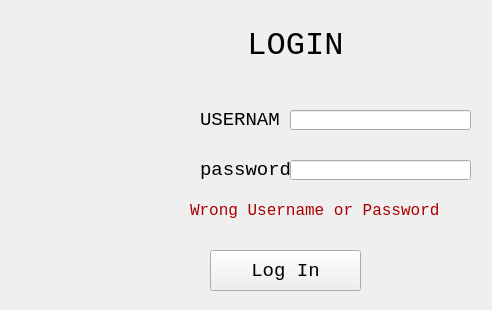
First picture: the form in src/UI/login.ui, repository nagy-nabil/pass-savior, before the edit.
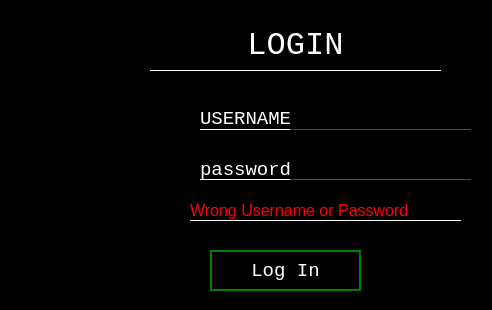
Second picture: the form after the edit. Icons and pictures are not drawn.

```diff
--- a/src/UI/login.ui
+++ b/src/UI/login.ui
@@ -44,6 +44,18 @@
    <iconset>
     <normaloff>../icons/locked.ico</normaloff>../icons/locked.ico</iconset>
   </property>
+  <property name="styleSheet">
+   <string notr="true">* {
+	background-color:black;
+	color:white;
+}
+QLabel {
+	border-bottom: 1px solid white;
+}
+QLineEdit {
+	border-bottom: 1px solid red;
+}</string>
+  </property>
   <widget class="QLabel" name="logo">
    <property name="geometry">
     <rect>
@@ -65,6 +77,11 @@
      <height>100</height>
     </size>
    </property>
+   <property name="styleSheet">
+    <string notr="true">#logo {
+	border :None;
+}</string>
+   </property>
    <property name="text">
     <string/>
    </property>
@@ -102,8 +119,8 @@
     <rect>
      <x>200</x>
      <y>110</y>
-     <width>81</width>
-     <height>21</height>
+     <width>91</width>
+     <height>20</height>
     </rect>
    </property>
    <property name="font">
@@ -128,19 +145,34 @@
      <height>20</height>
     </rect>
    </property>
+   <property name="font">
+    <font>
+     <family>Consolas</family>
+     <pointsize>14</pointsize>
+    </font>
+   </property>
    <property name="focusPolicy">
     <enum>Qt::StrongFocus</enum>
    </property>
+   <property name="frame">
+    <bool>false</bool>
+   </property>
   </widget>
   <widget class="QLabel" name="label_3">
    <property name="geometry">
     <rect>
      <x>200</x>
      <y>160</y>
-     <width>101</width>
+     <width>91</width>
      <height>20</height>
     </rect>
    </property>
+   <property name="font">
+    <font>
+     <family>Consolas</family>
+     <pointsize>14</pointsize>
+    </font>
+   </property>
    <property name="text">
     <string>password</string>
    </property>
@@ -154,6 +186,15 @@
      <height>20</height>
     </rect>
    </property>
+   <property name="font">
+    <font>
+     <family>Consolas</family>
+     <pointsize>14</pointsize>
+    </font>
+   </property>
+   <property name="frame">
+    <bool>false</bool>
+   </property>
    <property name="echoMode">
     <enum>QLineEdit::Password</enum>
    </property>
@@ -170,15 +211,41 @@
      <height>41</height>
     </rect>
    </property>
+   <property name="font">
+    <font>
+     <family>Consolas</family>
+     <pointsize>14</pointsize>
+    </font>
+   </property>
    <property name="cursor">
     <cursorShape>PointingHandCursor</cursorShape>
    </property>
+   <property name="styleSheet">
+    <string notr="true">QPushButton#logBtn {
+	border: 2px solid green;
+}
+QPushButton#logBtn:hover {
+	background-color:green;
+}</string>
+   </property>
    <property name="text">
     <string>Log In</string>
    </property>
    <property name="shortcut">
     <string>Return</string>
    </property>
+   <property name="checkable">
+    <bool>true</bool>
+   </property>
+   <property name="autoDefault">
+    <bool>false</bool>
+   </property>
+   <property name="default">
+    <bool>false</bool>
+   </property>
+   <property name="flat">
+    <bool>false</bool>
+   </property>
   </widget>
   <widget class="QLabel" name="baddata">
    <property name="geometry">
@@ -195,7 +262,16 @@
       <colorrole role="WindowText">
        <brush brushstyle="SolidPattern">
         <color alpha="255">
-         <red>170</red>
+         <red>255</red>
+         <green>0</green>
+         <blue>0</blue>
+        </color>
+       </brush>
+      </colorrole>
+      <colorrole role="Button">
+       <brush brushstyle="SolidPattern">
+        <color alpha="255">
+         <red>0</red>
          <green>0</green>
          <blue>0</blue>
         </color>
@@ -204,7 +280,34 @@
       <colorrole role="Text">
        <brush brushstyle="SolidPattern">
         <color alpha="255">
-         <red>170</red>
+         <red>255</red>
+         <green>0</green>
+         <blue>0</blue>
+        </color>
+       </brush>
+      </colorrole>
+      <colorrole role="ButtonText">
+       <brush brushstyle="SolidPattern">
+        <color alpha="255">
+         <red>255</red>
+         <green>0</green>
+         <blue>0</blue>
+        </color>
+       </brush>
+      </colorrole>
+      <colorrole role="Base">
+       <brush brushstyle="SolidPattern">
+        <color alpha="255">
+         <red>0</red>
+         <green>0</green>
+         <blue>0</blue>
+        </color>
+       </brush>
+      </colorrole>
+      <colorrole role="Window">
+       <brush brushstyle="SolidPattern">
+        <color alpha="255">
+         <red>0</red>
          <green>0</green>
          <blue>0</blue>
         </color>
@@ -224,7 +327,16 @@
       <colorrole role="WindowText">
        <brush brushstyle="SolidPattern">
         <color alpha="255">
-         <red>170</red>
+         <red>255</red>
+         <green>0</green>
+         <blue>0</blue>
+        </color>
+       </brush>
+      </colorrole>
+      <colorrole role="Button">
+       <brush brushstyle="SolidPattern">
+        <color alpha="255">
+         <red>0</red>
          <green>0</green>
          <blue>0</blue>
         </color>
@@ -233,7 +345,34 @@
       <colorrole role="Text">
        <brush brushstyle="SolidPattern">
         <color alpha="255">
-         <red>170</red>
+         <red>255</red>
+         <green>0</green>
+         <blue>0</blue>
+        </color>
+       </brush>
+      </colorrole>
+      <colorrole role="ButtonText">
+       <brush brushstyle="SolidPattern">
+        <color alpha="255">
+         <red>255</red>
+         <green>0</green>
+         <blue>0</blue>
+        </color>
+       </brush>
+      </colorrole>
+      <colorrole role="Base">
+       <brush brushstyle="SolidPattern">
+        <color alpha="255">
+         <red>0</red>
+         <green>0</green>
+         <blue>0</blue>
+        </color>
+       </brush>
+      </colorrole>
+      <colorrole role="Window">
+       <brush brushstyle="SolidPattern">
+        <color alpha="255">
+         <red>0</red>
          <green>0</green>
          <blue>0</blue>
         </color>
@@ -253,18 +392,54 @@
       <colorrole role="WindowText">
        <brush brushstyle="SolidPattern">
         <color alpha="255">
-         <red>120</red>
-         <green>120</green>
-         <blue>120</blue>
+         <red>255</red>
+         <green>0</green>
+         <blue>0</blue>
+        </color>
+       </brush>
+      </colorrole>
+      <colorrole role="Button">
+       <brush brushstyle="SolidPattern">
+        <color alpha="255">
+         <red>0</red>
+         <green>0</green>
+         <blue>0</blue>
         </color>
        </brush>
       </colorrole>
       <colorrole role="Text">
        <brush brushstyle="SolidPattern">
         <color alpha="255">
-         <red>120</red>
-         <green>120</green>
-         <blue>120</blue>
+         <red>255</red>
+         <green>0</green>
+         <blue>0</blue>
+        </color>
+       </brush>
+      </colorrole>
+      <colorrole role="ButtonText">
+       <brush brushstyle="SolidPattern">
+        <color alpha="255">
+         <red>255</red>
+         <green>0</green>
+         <blue>0</blue>
+        </color>
+       </brush>
+      </colorrole>
+      <colorrole role="Base">
+       <brush brushstyle="SolidPattern">
+        <color alpha="255">
+         <red>0</red>
+         <green>0</green>
+         <blue>0</blue>
+        </color>
+       </brush>
+      </colorrole>
+      <colorrole role="Window">
+       <brush brushstyle="SolidPattern">
+        <color alpha="255">
+         <red>0</red>
+         <green>0</green>
+         <blue>0</blue>
         </color>
        </brush>
       </colorrole>
@@ -288,6 +463,11 @@
    <property name="cursor">
     <cursorShape>ArrowCursor</cursorShape>
    </property>
+   <property name="styleSheet">
+    <string notr="true">#baddata {
+	color:red;
+}</string>
+   </property>
    <property name="text">
     <string>Wrong Username or Password</string>
    </property>
```
